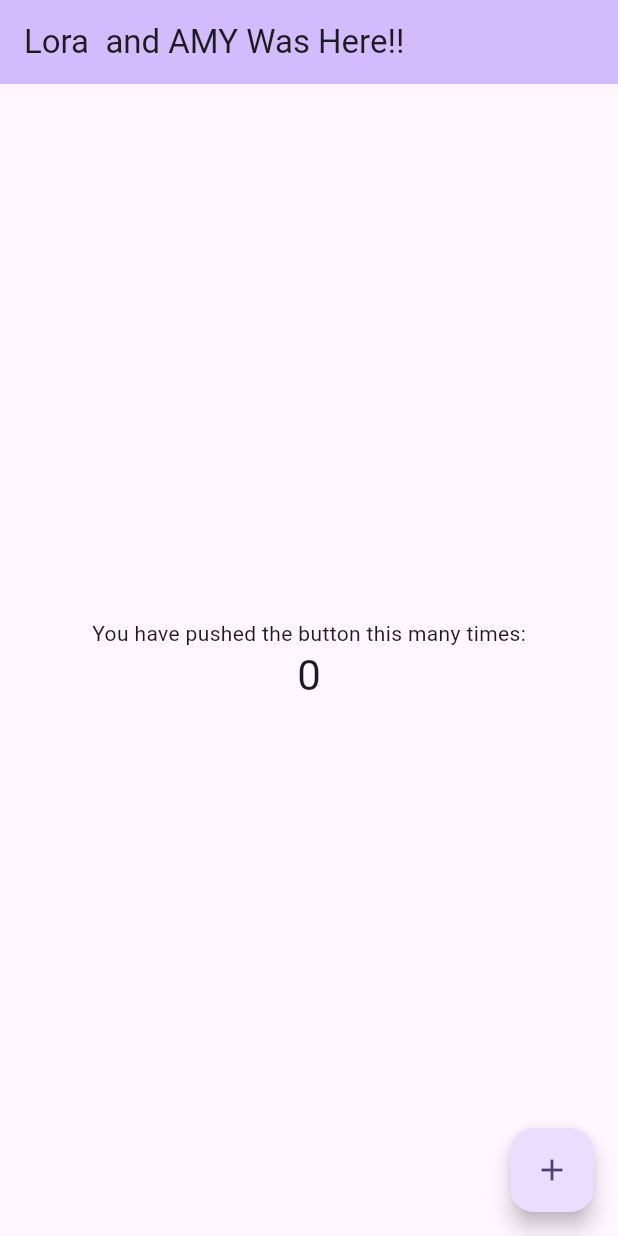
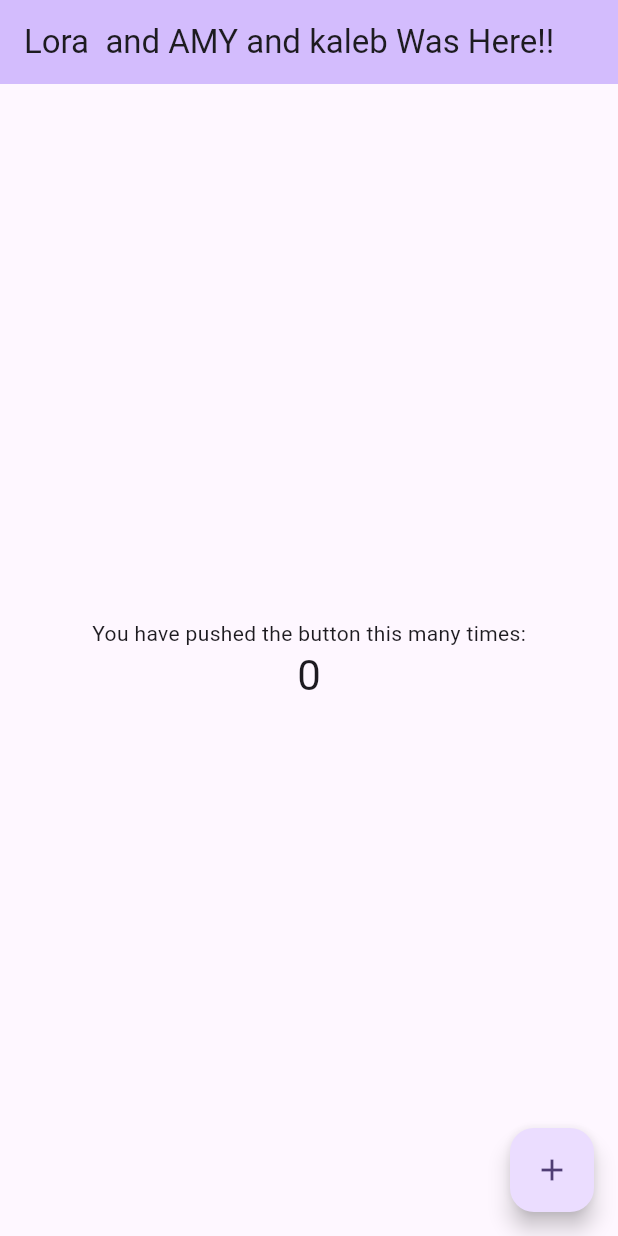
Before and after one commit to loraavie/flutter_application_8, a Flutter app: the screen it shows after launch, on a phone screen of 412 x 824 dp. Run offline on Flutter 3.47's test engine with Material 3 defaults, Android fonts, the phone set to English and light mode, and no system bars.

Commit message:
Update main.dart

```diff
--- a/lib/main.dart
+++ b/lib/main.dart
@@ -31,8 +31,7 @@ class MyApp extends StatelessWidget {
         colorScheme: ColorScheme.fromSeed(seedColor: Colors.deepPurple),
         useMaterial3: true,
       ),
-
-      home: const MyHomePage(title: 'Lora  and AMY Was Here!!'),
+      home: const MyHomePage(title: 'Lora  and AMY and kaleb Was Here!!'),
     );
   }
 }
```
